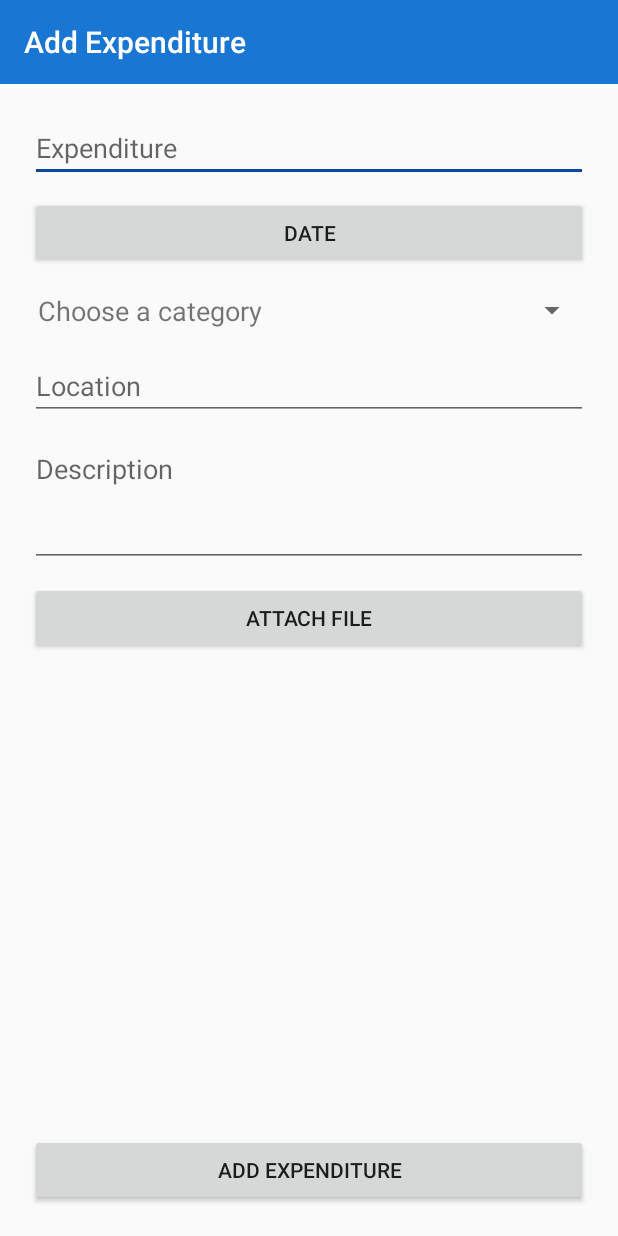
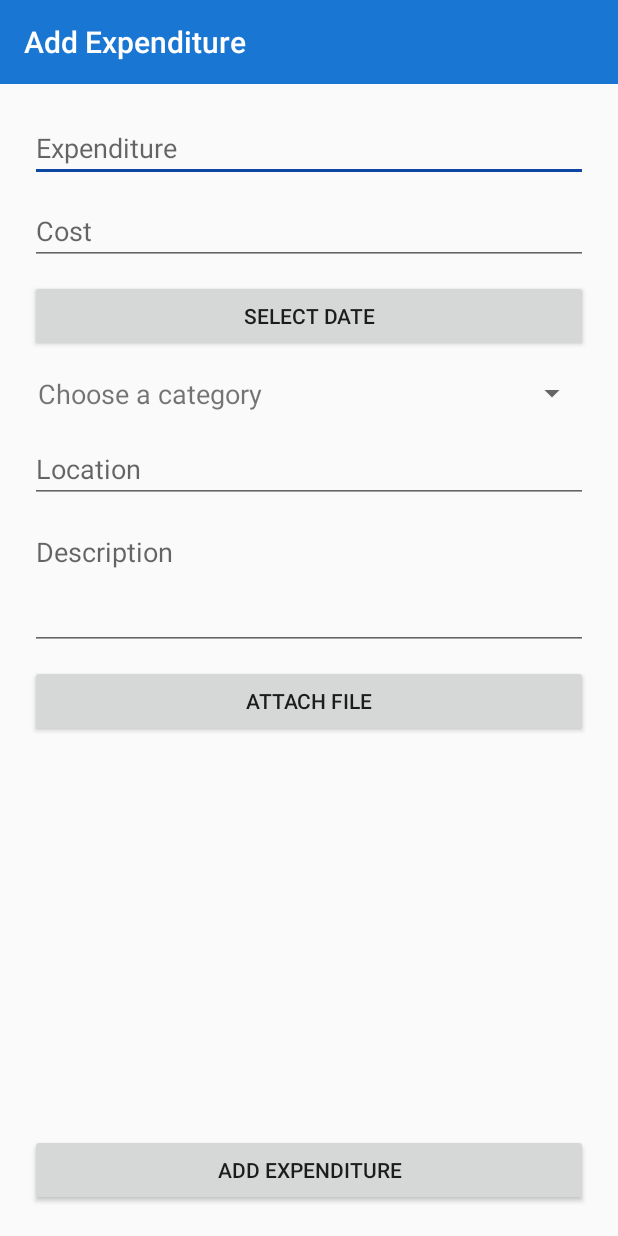
Before and after one commit to fsayhan123/Orbital_HourGlass_Final, an Android app: the CreateExpense screen opened directly, with no data from a screen before it, on a phone screen of 412 x 824 dp. Run offline under Robolectric (Android 15) with nearby library versions, the phone set to English and light mode, and no system bars.

Commit message:
linked expense home page to expense creation page, handled null inputs for expense creation page

```diff
--- a/app/src/main/java/com/example/weekcalendar/CreateExpense.java
+++ b/app/src/main/java/com/example/weekcalendar/CreateExpense.java
@@ -4,16 +4,19 @@ import androidx.appcompat.app.AppCompatActivity;
 
 import android.content.Intent;
 import android.os.Bundle;
+import android.text.InputFilter;
 import android.view.View;
 import android.widget.AdapterView;
 import android.widget.ArrayAdapter;
 import android.widget.Button;
+import android.widget.EditText;
 import android.widget.Spinner;
 import android.widget.Toast;
 
 public class CreateExpense extends AppCompatActivity implements AdapterView.OnItemSelectedListener, MyDateDialog.MyDateDialogEventListener {
     private Spinner s;
     private Button date;
+    private EditText cost;
     private Button addExpenditure;
 
     @Override
@@ -29,14 +32,29 @@ public class CreateExpense extends AppCompatActivity implements AdapterView.OnIt
         date = findViewById(R.id.date);
         date.setOnClickListener(v -> openSelectDateDialog(v, date));
 
-        addExpenditure = findViewById(R.id.add_expenditure);
+        addExpenditure = findViewById(R.id.submit_expenditure);
         addExpenditure.setOnClickListener(v -> addExpense());
+
+        cost = findViewById(R.id.cost);
+        cost.setFilters(new InputFilter[] {new DigitsInputFilter(Integer.MAX_VALUE, 2, Double.MAX_VALUE)});
     }
 
     private void addExpense() {
-        Intent i = new Intent(this, ExpenseHomePage.class);
-        // grab data and putExtra here
-        startActivity(i);
+        String expenseName = ((EditText) findViewById(R.id.expenditure)).getText().toString();
+        if (expenseName.equals("")) {
+            Toast.makeText(this, "Please insert expense name!", Toast.LENGTH_SHORT).show();
+        } else if (cost.getText().equals("")) {
+            Toast.makeText(this, "Please insert expense cost!", Toast.LENGTH_SHORT).show();
+        } else if (date.getText().toString().equals("Select Date")) {
+            Toast.makeText(this, "Please choose date!", Toast.LENGTH_SHORT).show();
+        } else if (s.getSelectedItem() == null) {
+            Toast.makeText(this, "Please choose a category!", Toast.LENGTH_SHORT).show();
+        } else {
+            Toast.makeText(this, "Added expense", Toast.LENGTH_SHORT).show();
+            Intent i = new Intent(this, ExpenseHomePage.class);
+            // grab data and add to db here
+            startActivity(i);
+        }
     }
 
     @Override
--- a/app/src/main/java/com/example/weekcalendar/EventCreationPage.java
+++ b/app/src/main/java/com/example/weekcalendar/EventCreationPage.java
@@ -42,12 +42,12 @@ public class EventCreationPage extends AppCompatActivity implements MyDateDialog
         todo1 = findViewById(R.id.todo_item);
 
         createEvent = findViewById(R.id.create_event_button);
-        createEvent.setOnClickListener(v -> createEvent(v));
+        createEvent.setOnClickListener(v -> createEvent());
 
         myDB = new DatabaseHelper(this);
     }
 
-    private void createEvent(View v) {
+    private void createEvent() {
         String eventTitle = ((EditText) findViewById(R.id.insert_event_name)).getText().toString();
 //        String eventDescr = ((EditText) findViewById(R.id.insert_event_description)).getText().toString();`
         if (eventTitle.equals("")) {
--- a/app/src/main/res/layout/activity_create_expense.xml
+++ b/app/src/main/res/layout/activity_create_expense.xml
@@ -37,13 +37,24 @@
                 android:hint="Expenditure"
                 android:inputType="textPersonName" />
 
+            <EditText
+                android:id="@+id/cost"
+                android:layout_width="match_parent"
+                android:layout_height="wrap_content"
+                android:layout_marginHorizontal="20dp"
+                android:layout_marginTop="10dp"
+                android:ems="10"
+                android:hint="Cost"
+                android:inputType="numberDecimal"
+                android:numeric="decimal" />
+
             <Button
                 android:id="@+id/date"
                 android:layout_width="match_parent"
                 android:layout_height="wrap_content"
                 android:layout_marginHorizontal="20dp"
                 android:layout_marginTop="10dp"
-                android:text="Date" />
+                android:text="Select Date" />
 
             <Spinner
                 android:id="@+id/category_spinner"
@@ -94,7 +105,7 @@
     </LinearLayout>
 
     <Button
-        android:id="@+id/add_expenditure"
+        android:id="@+id/submit_expenditure"
         android:layout_width="match_parent"
         android:layout_height="wrap_content"
         android:layout_alignParentBottom="true"
--- a/app/src/main/res/layout/activity_main.xml
+++ b/app/src/main/res/layout/activity_main.xml
@@ -49,7 +49,7 @@
     <androidx.recyclerview.widget.RecyclerView
         android:id="@+id/week_view"
         android:layout_width="match_parent"
-        android:layout_height="wrap_content"
+        android:layout_height="match_parent"
         android:layout_below="@+id/main_toolbar"
         android:layout_marginLeft="0dp"
         android:layout_marginTop="0dp"
```
Also changed, not shown: app/src/main/java/com/example/weekcalendar/DigitsInputFilter.java (added, +96 -0 lines), app/src/main/java/com/example/weekcalendar/ExpenseHomePage.java (+12 -7 lines), app/src/main/res/layout/activity_expense_home_page.xml (+19 -3 lines).
